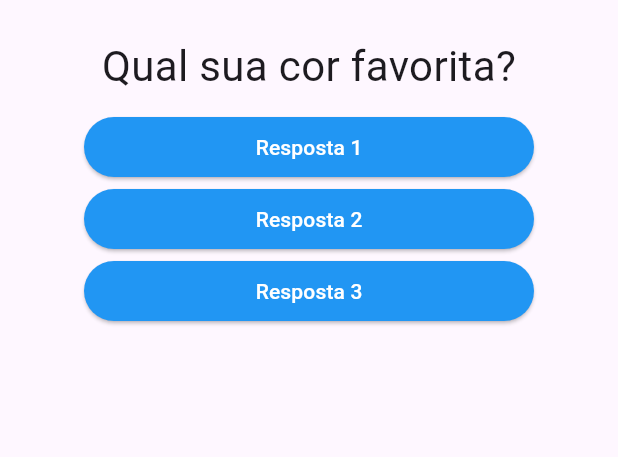
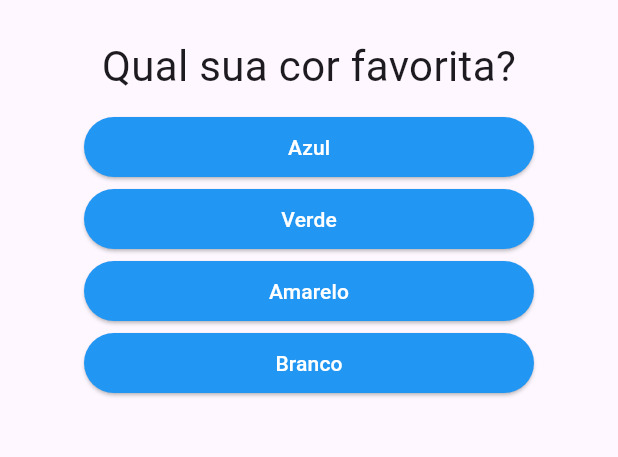
Before and after one commit to danillohss/projeto_perguntas, a Flutter app: the screen it shows after launch, on a phone screen of 412 x 824 dp, the part 63-520 px from its top. Run offline on Flutter 3.47's test engine with Material 3 defaults, Android fonts, the phone set to English and light mode, and no system bars.

Commit message:
Adicionando respostas dinamicas para as perguntas

```diff
--- a/lib/main.dart
+++ b/lib/main.dart
@@ -5,22 +5,41 @@ import './resposta.dart';
 void main() => runApp(PerguntaApp());
 
 class PerguntaAppState extends State<PerguntaApp> {
-  var perguntaSelecionada = 0;
-  var opcao = 0;
+  var _perguntaSelecionada = 0;
 
   void _responder() {
     setState(() {
-      if (perguntaSelecionada < 1) {
-        perguntaSelecionada++;
-        opcao++;
+      if (_perguntaSelecionada < 2) {
+        _perguntaSelecionada++;
       }
     });
     print('Resposta aceita');
+    print(_perguntaSelecionada);
   }
 
   @override
   Widget build(BuildContext context) {
-    final perguntas = ['Qual sua cor favorita?', 'Qual é seu animal favorito?'];
+    final perguntas = [
+      {
+        'texto': 'Qual sua cor favorita?',
+        'respostas': ['Azul', 'Verde', 'Amarelo', 'Branco'],
+      },
+      {
+        'texto': 'Qual é sua tecnologia favorita?',
+        'respostas': ['Vue.js', 'React.js', 'C#', 'Flutter'],
+      },
+      {
+        'texto': 'Qual é seu animal favorito?',
+        'respostas': ['Arara', 'Gato', 'Cachorro', 'Peixe'],
+      },
+    ];
+
+    List<String> respostas =
+        perguntas[_perguntaSelecionada].cast()['respostas'];
+
+    List<Widget> widgets =
+        respostas.map((text) => Respostas(text, _responder)).toList();
+
     return MaterialApp(
       home: Scaffold(
         appBar: AppBar(
@@ -28,10 +47,8 @@ class PerguntaAppState extends State<PerguntaApp> {
         ),
         body: Column(
           children: [
-            Questao(perguntas[perguntaSelecionada]),
-            Respostas('Resposta 1', _responder),
-            Respostas('Resposta 2', _responder),
-            Respostas('Resposta 3', _responder),
+            Questao(perguntas[_perguntaSelecionada]['texto'].toString()),
+            ...widgets,
           ],
         ),
       ),
```
